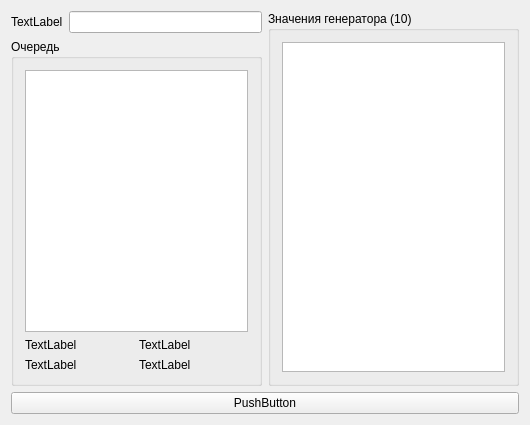
This is mainwindow.ui in JacKeTUs/Lab2 as Qt 5 draws it before an edit. The edited form follows.
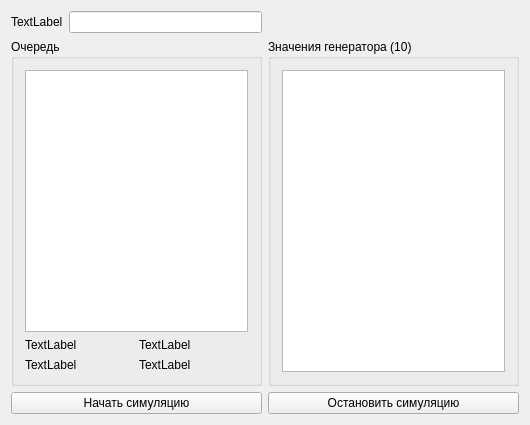
This is the edited form.

Patch:
```diff
--- a/mainwindow.ui
+++ b/mainwindow.ui
@@ -15,18 +15,6 @@
   </property>
   <widget class="QWidget" name="centralWidget">
    <layout class="QGridLayout" name="gridLayout_2">
-    <item row="0" column="2" rowspan="2">
-     <widget class="QGroupBox" name="groupBox">
-      <property name="title">
-       <string>Значения генератора (10)</string>
-      </property>
-      <layout class="QVBoxLayout" name="verticalLayout">
-       <item>
-        <widget class="QListWidget" name="listWidget"/>
-       </item>
-      </layout>
-     </widget>
-    </item>
     <item row="1" column="0" colspan="2">
      <widget class="QGroupBox" name="groupBox_2">
       <property name="title">
@@ -77,10 +65,29 @@
     <item row="0" column="1">
      <widget class="QLineEdit" name="lineEdit"/>
     </item>
-    <item row="2" column="0" colspan="3">
+    <item row="1" column="2">
+     <widget class="QGroupBox" name="groupBox">
+      <property name="title">
+       <string>Значения генератора (10)</string>
+      </property>
+      <layout class="QVBoxLayout" name="verticalLayout">
+       <item>
+        <widget class="QListWidget" name="listWidget"/>
+       </item>
+      </layout>
+     </widget>
+    </item>
+    <item row="2" column="0" colspan="2">
      <widget class="QPushButton" name="pushButton">
       <property name="text">
-       <string>PushButton</string>
+       <string>Начать симуляцию</string>
+      </property>
+     </widget>
+    </item>
+    <item row="2" column="2">
+     <widget class="QPushButton" name="pushButton_2">
+      <property name="text">
+       <string>Остановить симуляцию</string>
       </property>
      </widget>
     </item>
```
